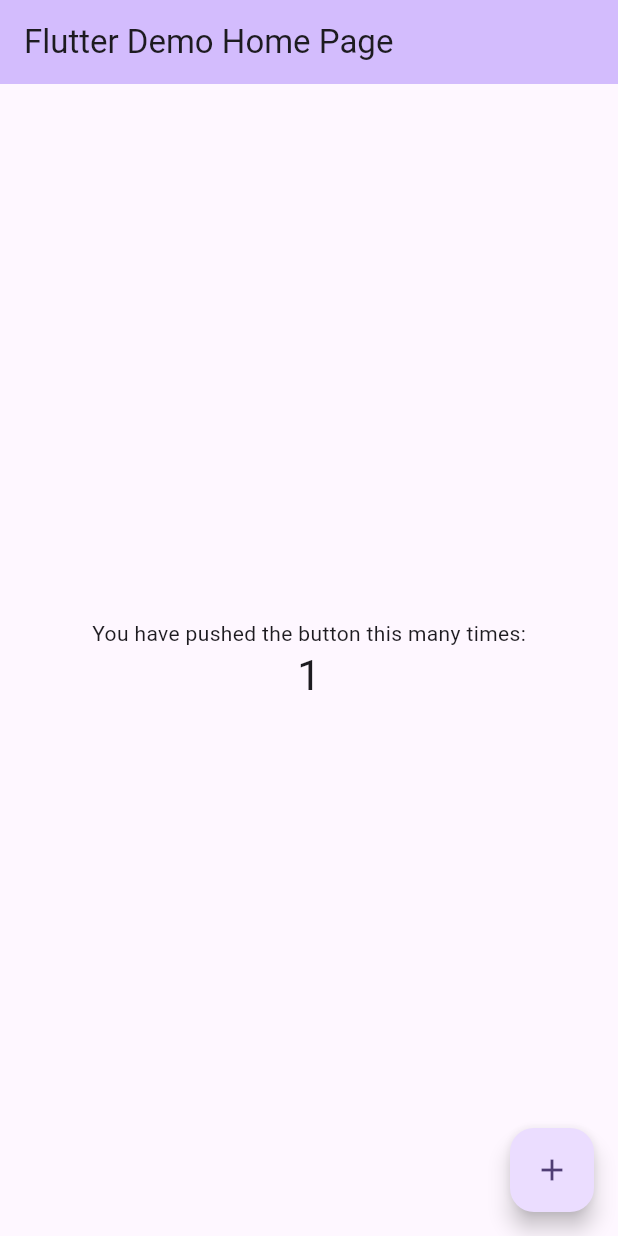
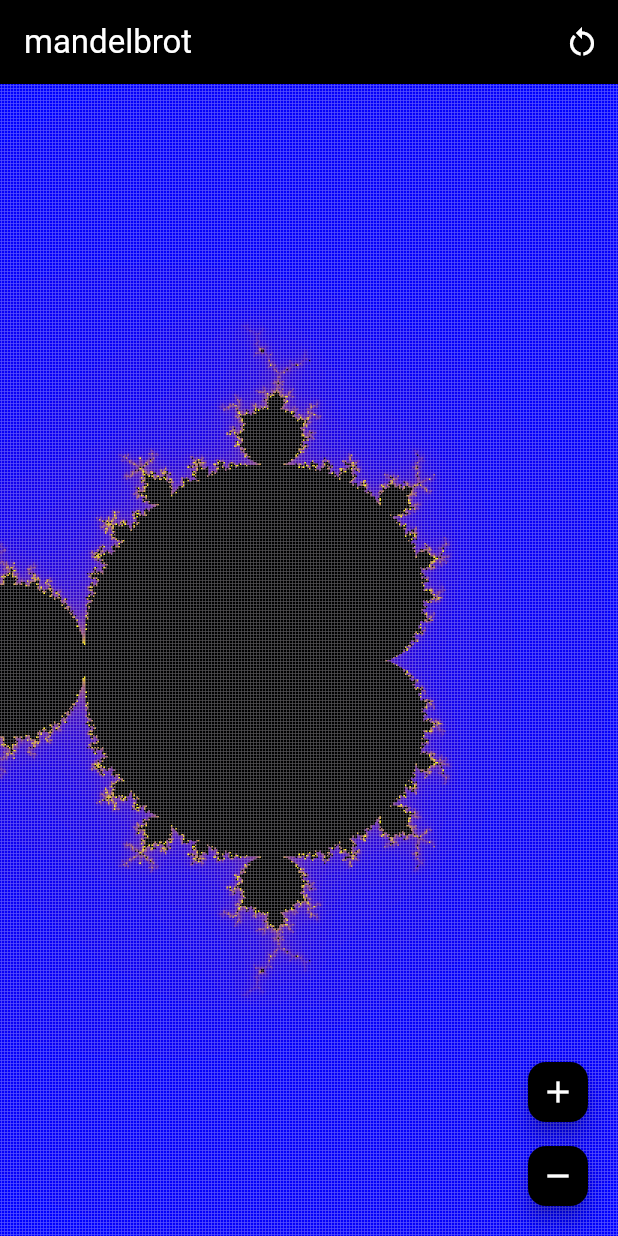
Before and after one commit to franciscovidalsantos/mandelbrot, a Flutter app: the screen it shows after launch, after a tap on the "add" icon, on a phone screen of 412 x 824 dp. Run offline on Flutter 3.47's test engine with Material 3 defaults, Android fonts, the phone set to English and light mode, and no system bars.

Commit message:
adding mandelbrot screen and painter
- adding our main screen already with a painter interface for our mandelbrot set.
- added a button to add iterations to our set and another to remove iterations (WIP).
- added an appBar button to reset to set starting poing.

```diff
--- a/lib/main.dart
+++ b/lib/main.dart
@@ -1,4 +1,5 @@
 import 'package:flutter/material.dart';
+import 'package:mandelbrot/screens/mandelbrot.dart';
 
 void main() {
   runApp(const MyApp());
@@ -7,116 +8,12 @@ void main() {
 class MyApp extends StatelessWidget {
   const MyApp({super.key});
 
-  // This widget is the root of your application.
   @override
   Widget build(BuildContext context) {
     return MaterialApp(
-      title: 'Flutter Demo',
-      theme: ThemeData(
-        // This is the theme of your application.
-        //
-        // TRY THIS: Try running your application with "flutter run". You'll see
-        // the application has a purple toolbar. Then, without quitting the app,
-        // try changing the seedColor in the colorScheme below to Colors.green
-        // and then invoke "hot reload" (save your changes or press the "hot
-        // reload" button in a Flutter-supported IDE, or press "r" if you used
-        // the command line to start the app).
-        //
-        // Notice that the counter didn't reset back to zero; the application
-        // state is not lost during the reload. To reset the state, use hot
-        // restart instead.
-        //
-        // This works for code too, not just values: Most code changes can be
-        // tested with just a hot reload.
-        colorScheme: ColorScheme.fromSeed(seedColor: Colors.deepPurple),
-      ),
-      home: const MyHomePage(title: 'Flutter Demo Home Page'),
+      debugShowCheckedModeBanner: false,
+      title: 'mandelbrot set explorer',
+      home: const MandelbrotScreen(),
     );
   }
 }
-
-class MyHomePage extends StatefulWidget {
-  const MyHomePage({super.key, required this.title});
-
-  // This widget is the home page of your application. It is stateful, meaning
-  // that it has a State object (defined below) that contains fields that affect
-  // how it looks.
-
-  // This class is the configuration for the state. It holds the values (in this
-  // case the title) provided by the parent (in this case the App widget) and
-  // used by the build method of the State. Fields in a Widget subclass are
-  // always marked "final".
-
-  final String title;
-
-  @override
-  State<MyHomePage> createState() => _MyHomePageState();
-}
-
-class _MyHomePageState extends State<MyHomePage> {
-  int _counter = 0;
-
-  void _incrementCounter() {
-    setState(() {
-      // This call to setState tells the Flutter framework that something has
-      // changed in this State, which causes it to rerun the build method below
-      // so that the display can reflect the updated values. If we changed
-      // _counter without calling setState(), then the build method would not be
-      // called again, and so nothing would appear to happen.
-      _counter++;
-    });
-  }
-
-  @override
-  Widget build(BuildContext context) {
-    // This method is rerun every time setState is called, for instance as done
-    // by the _incrementCounter method above.
-    //
-    // The Flutter framework has been optimized to make rerunning build methods
-    // fast, so that you can just rebuild anything that needs updating rather
-    // than having to individually change instances of widgets.
-    return Scaffold(
-      appBar: AppBar(
-        // TRY THIS: Try changing the color here to a specific color (to
-        // Colors.amber, perhaps?) and trigger a hot reload to see the AppBar
-        // change color while the other colors stay the same.
-        backgroundColor: Theme.of(context).colorScheme.inversePrimary,
-        // Here we take the value from the MyHomePage object that was created by
-        // the App.build method, and use it to set our appbar title.
-        title: Text(widget.title),
-      ),
-      body: Center(
-        // Center is a layout widget. It takes a single child and positions it
-        // in the middle of the parent.
-        child: Column(
-          // Column is also a layout widget. It takes a list of children and
-          // arranges them vertically. By default, it sizes itself to fit its
-          // children horizontally, and tries to be as tall as its parent.
-          //
-          // Column has various properties to control how it sizes itself and
-          // how it positions its children. Here we use mainAxisAlignment to
-          // center the children vertically; the main axis here is the vertical
-          // axis because Columns are vertical (the cross axis would be
-          // horizontal).
-          //
-          // TRY THIS: Invoke "debug painting" (choose the "Toggle Debug Paint"
-          // action in the IDE, or press "p" in the console), to see the
-          // wireframe for each widget.
-          mainAxisAlignment: MainAxisAlignment.center,
-          children: <Widget>[
-            const Text('You have pushed the button this many times:'),
-            Text(
-              '$_counter',
-              style: Theme.of(context).textTheme.headlineMedium,
-            ),
-          ],
-        ),
-      ),
-      floatingActionButton: FloatingActionButton(
-        onPressed: _incrementCounter,
-        tooltip: 'Increment',
-        child: const Icon(Icons.add),
-      ), // This trailing comma makes auto-formatting nicer for build methods.
-    );
-  }
-}
--- /dev/null
+++ b/lib/mandelbrot_painter.dart
@@ -0,0 +1,69 @@
+import 'package:flutter/material.dart';
+
+class MandelbrotPainter extends CustomPainter {
+  final double scale;
+  final Offset offset;
+  final int maxIterations;
+
+  MandelbrotPainter({
+    required this.scale,
+    required this.offset,
+    required this.maxIterations,
+  });
+
+  @override
+  void paint(Canvas canvas, Size size) {
+    final Paint paint = Paint();
+    final double centerX = size.width / 2;
+    final double centerY = size.height / 2;
+
+    // Adjust scale and position
+    final double adjustedScale = 200.0 / scale;
+    final double offsetX = offset.dx / scale;
+    final double offsetY = offset.dy / scale;
+
+    for (double x = 0; x < size.width; x++) {
+      for (double y = 0; y < size.height; y++) {
+        // Convert pixel coordinates to complex plane coordinates
+        double zx = (x - centerX - offsetX) / adjustedScale;
+        double zy = (y - centerY - offsetY) / adjustedScale;
+
+        // Mandelbrot set calculation
+        int iteration = 0;
+        double cx = zx;
+        double cy = zy;
+        double tmp;
+
+        while (zx * zx + zy * zy < 4 && iteration < maxIterations) {
+          tmp = zx * zx - zy * zy + cx;
+          zy = 2 * zx * zy + cy;
+          zx = tmp;
+          iteration++;
+        }
+
+        // Color based on iterations
+        if (iteration == maxIterations) {
+          paint.color = Colors.black;
+        } else {
+          // Simple coloring based on iterations
+          double t = iteration / maxIterations;
+          paint.color = Color.fromRGBO(
+            (255 * t).toInt(),
+            (255 * t * t).toInt(),
+            (255 * (1 - t)).toInt(),
+            1.0,
+          );
+        }
+
+        canvas.drawRect(Rect.fromLTWH(x, y, 1, 1), paint);
+      }
+    }
+  }
+
+  @override
+  bool shouldRepaint(covariant MandelbrotPainter oldDelegate) {
+    return oldDelegate.scale != scale ||
+        oldDelegate.offset != offset ||
+        oldDelegate.maxIterations != maxIterations;
+  }
+}
--- /dev/null
+++ b/lib/screens/mandelbrot.dart
@@ -0,0 +1,87 @@
+import 'package:flutter/material.dart';
+import 'package:mandelbrot/mandelbrot_painter.dart';
+
+class MandelbrotScreen extends StatefulWidget {
+  const MandelbrotScreen({super.key});
+
+  @override
+  State<MandelbrotScreen> createState() => _MandelbrotScreenState();
+}
+
+class _MandelbrotScreenState extends State<MandelbrotScreen> {
+  double _scale = 1.0;
+  Offset _offset = Offset.zero;
+  Offset? _lastFocalPoint;
+  int _maxIterations = 50; // Reduced iterations for simplicity
+
+  @override
+  Widget build(BuildContext context) {
+    return Scaffold(
+      appBar: AppBar(
+        backgroundColor: Colors.black,
+        title: const Text('mandelbrot', style: TextStyle(color: Colors.white)),
+        actions: [
+          IconButton(
+            icon: const Icon(Icons.restart_alt, color: Colors.white),
+            onPressed: () {
+              setState(() {
+                _scale = 1.0;
+                _offset = Offset.zero;
+              });
+            },
+          ),
+        ],
+      ),
+      body: GestureDetector(
+        onScaleStart: (details) {
+          _lastFocalPoint = details.localFocalPoint;
+        },
+        onScaleUpdate: (details) {
+          setState(() {
+            _scale *= details.scale;
+
+            // Calculate the translation caused by the scaling
+            final Offset currentFocalPoint = details.localFocalPoint;
+            final Offset offsetDelta = currentFocalPoint - _lastFocalPoint!;
+            _offset += offsetDelta;
+            _lastFocalPoint = currentFocalPoint;
+          });
+        },
+        child: CustomPaint(
+          size: Size.infinite,
+          painter: MandelbrotPainter(
+            scale: _scale,
+            offset: _offset,
+            maxIterations: _maxIterations,
+          ),
+        ),
+      ),
+      floatingActionButton: Column(
+        mainAxisAlignment: MainAxisAlignment.end,
+        children: [
+          FloatingActionButton(
+            backgroundColor: Colors.black,
+            onPressed: () {
+              setState(() {
+                _maxIterations = (_maxIterations + 10).clamp(10, 200);
+              });
+            },
+            mini: true,
+            child: const Icon(Icons.add, color: Colors.white),
+          ),
+          const SizedBox(height: 8),
+          FloatingActionButton(
+            backgroundColor: Colors.black,
+            onPressed: () {
+              setState(() {
+                _maxIterations = (_maxIterations - 10).clamp(10, 200);
+              });
+            },
+            mini: true,
+            child: const Icon(Icons.remove, color: Colors.white),
+          ),
+        ],
+      ),
+    );
+  }
+}
```
